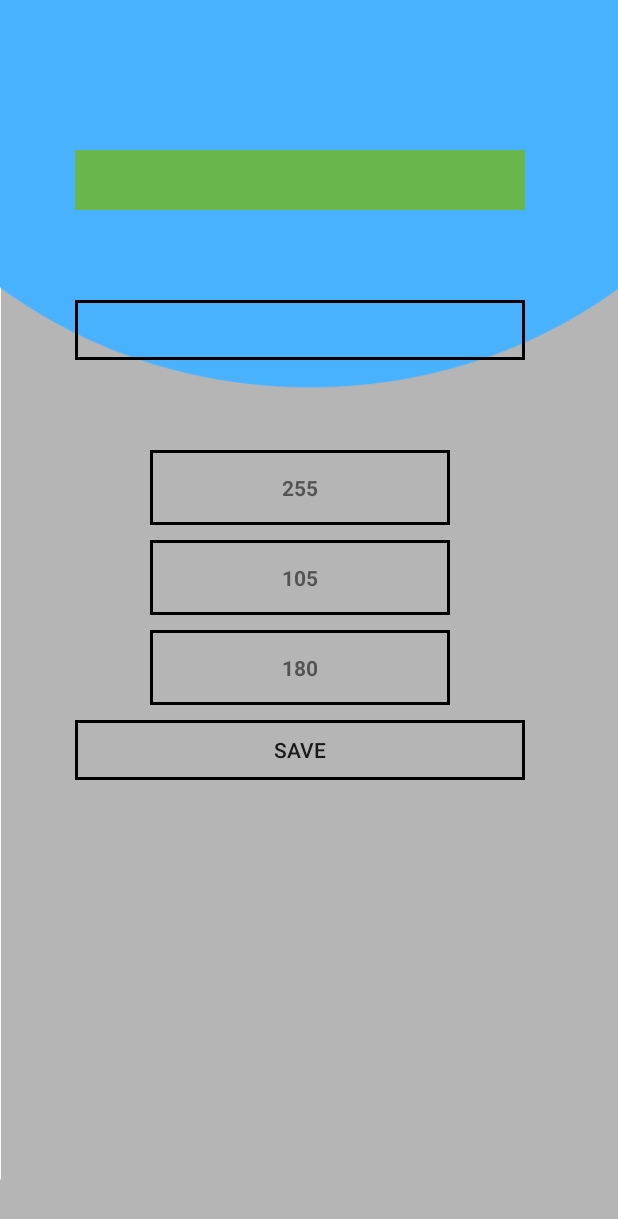
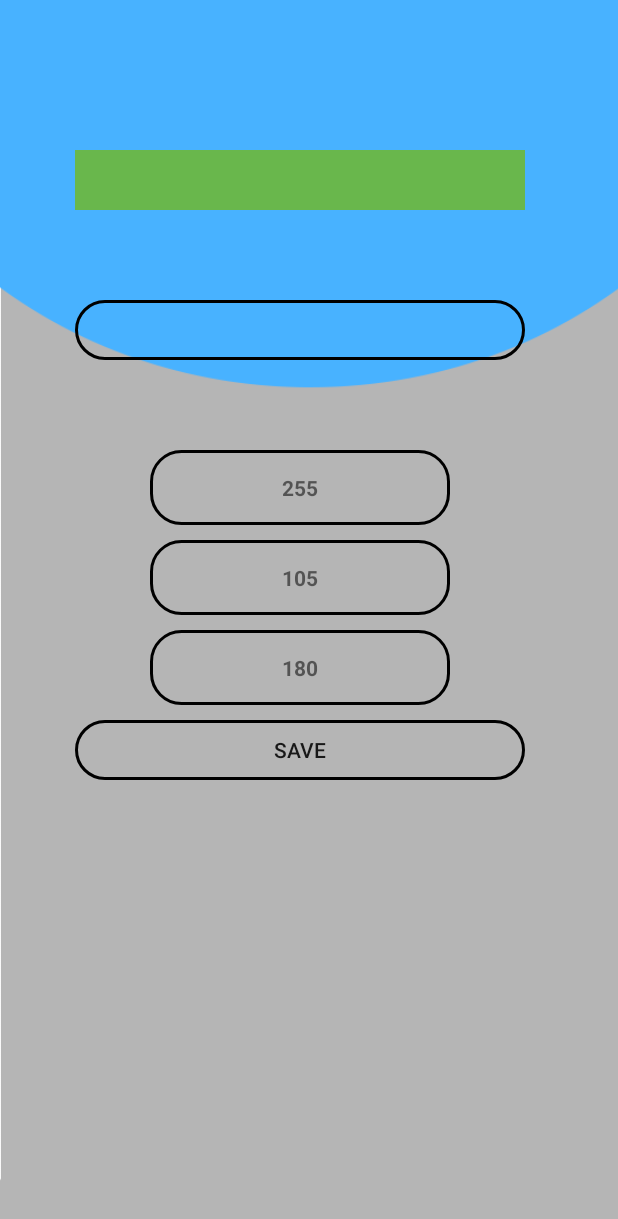
Before and after one commit to indunilLakshitha/nodemcu-firebase-coloPicker, an Android app: the SearchActivity screen opened directly, with no data from a screen before it, after a tap on "SAVE COLOR", on a phone screen of 412 x 824 dp. Shown: the top 1219 px of the screen. Run offline under Robolectric (Android 15) with nearby library versions, the phone set to English and light mode, and no system bars; our stand-ins replace Firebase (no records; nobody signed in at launch, a user with empty details on screens opened directly); 2 other taps on this screen came first.

Commit message:
corners set

```diff
--- a/android/nodemcu/app/src/main/res/drawable-v24/rect.xml
+++ b/android/nodemcu/app/src/main/res/drawable-v24/rect.xml
@@ -7,5 +7,8 @@
         android:color="#000000"
 
         />
+    <corners
+        android:radius="20sp"
+        />
 
 </shape>
```
Also changed, not shown: android/nodemcu/app/src/main/res/layout/content_main.xml (indentation only).
